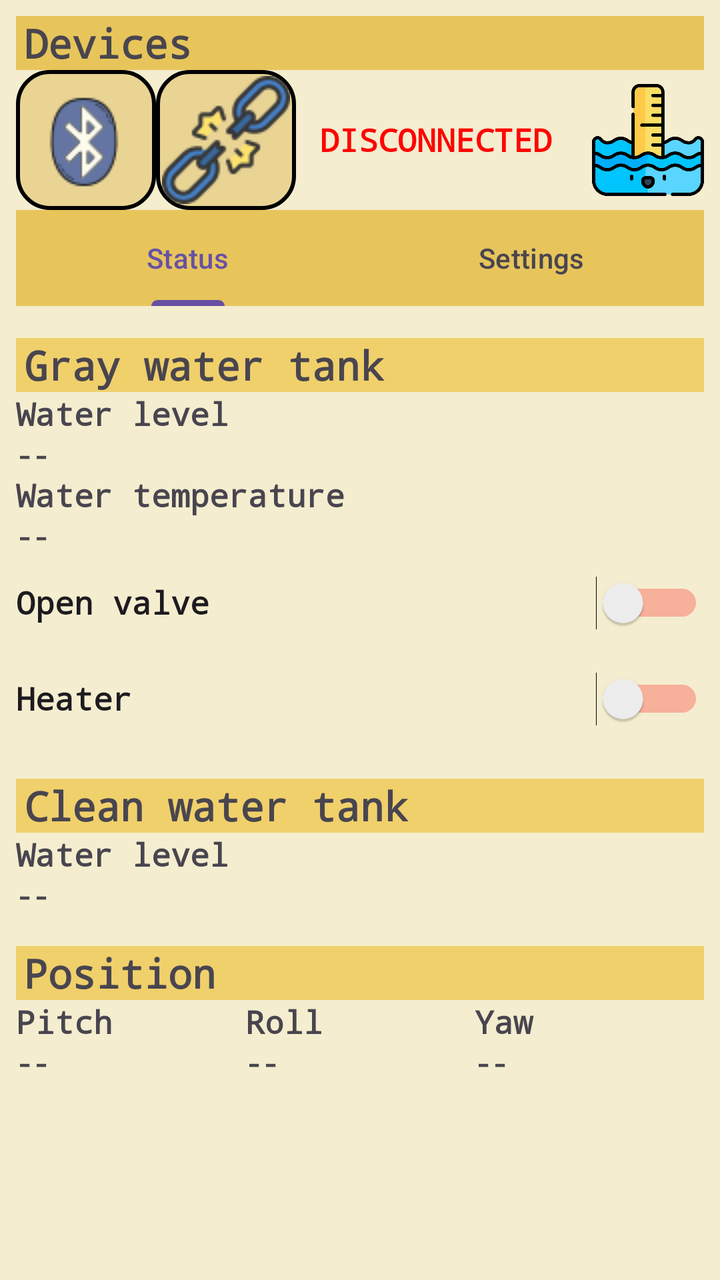
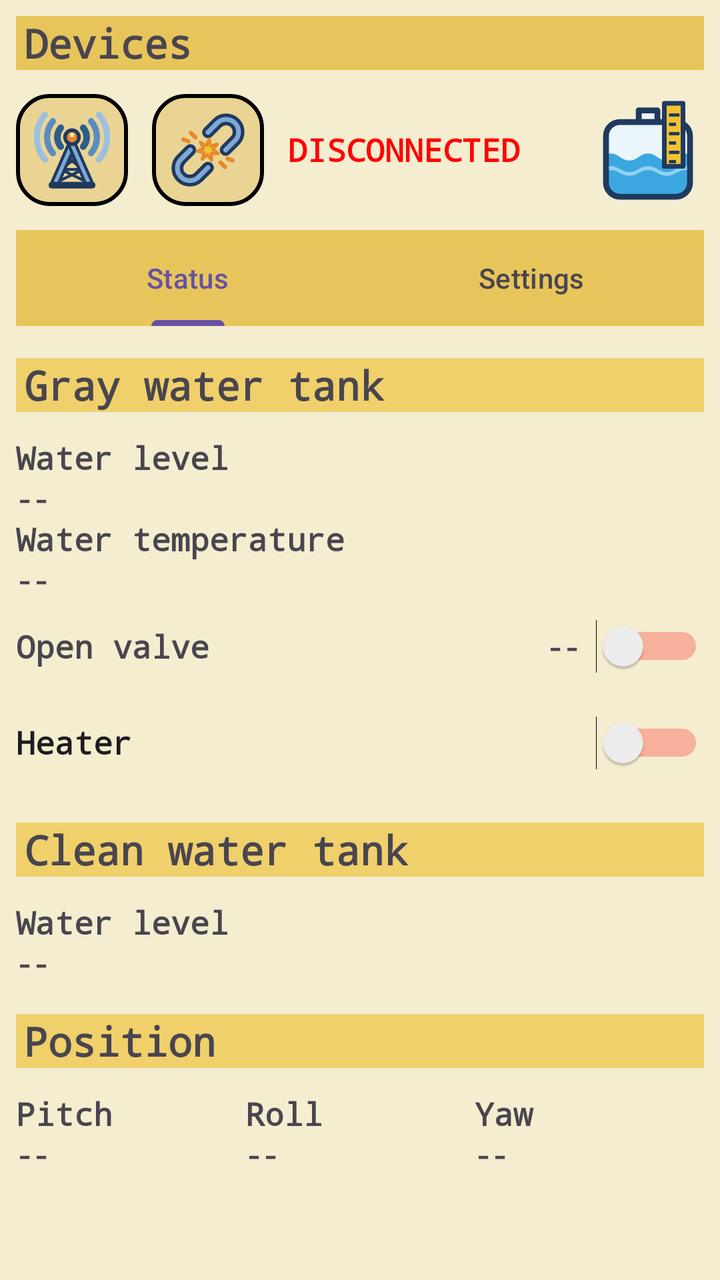

Compare the two renders of this Android layout. The source of the first and the diff that turns it into the second are given below.
<!-- AndroidManifest.xml: application theme Theme.TankManager -->
<!-- res/layout/activity_main.xml -->
<?xml version="1.0" encoding="utf-8"?>
<LinearLayout xmlns:android="http://schemas.android.com/apk/res/android"
    xmlns:app="http://schemas.android.com/apk/res-auto"
    xmlns:tools="http://schemas.android.com/tools"
    android:id="@+id/main"
    android:layout_width="match_parent"
    android:layout_height="match_parent"
    android:background="#F4EDCF"
    android:orientation="vertical"
    tools:context=".MainActivity">

    <LinearLayout
        android:layout_width="match_parent"
        android:layout_height="wrap_content"
        android:layout_marginHorizontal="8dp"
        android:layout_marginTop="8dp"
        android:orientation="vertical">

        <TextView
            style="@style/SectionTitle"
            android:background="#E7C55B"
            android:text="@string/devices" />

        <LinearLayout
            android:layout_width="match_parent"
            android:layout_height="70dp"
            android:gravity="center_vertical"
            android:orientation="horizontal">

            <ImageButton
                android:id="@+id/bluetootl_list_btn"
                android:layout_width="70dp"
                android:layout_height="match_parent"
                android:background="@drawable/round_corners"
                android:contentDescription="@string/device_list"
                android:onClick="openBTList"
                app:srcCompat="@drawable/bluetooth" />

            <ImageButton
                android:id="@+id/break_connection_btn"
                android:layout_width="70dp"
                android:layout_height="match_parent"
                android:background="@drawable/round_corners"
                android:contentDescription="@string/disconnect"
                android:onClick="breakBTConnection"
                app:srcCompat="@drawable/broken_link" />

            <TextView
                android:id="@+id/connection_txt"
                style="@style/Label"
                android:layout_width="0dp"
                android:layout_marginStart="12dp"
                android:layout_weight="1"
                android:text="@string/disconnected"
                android:textColor="#FF0303" />

            <ImageView
                android:layout_width="56dp"
                android:layout_height="56dp"
                android:contentDescription="@string/app_name"
                app:srcCompat="@drawable/water_level" />
        </LinearLayout>
    </LinearLayout>

    <com.google.android.material.tabs.TabLayout
        android:id="@+id/tab_layout"
        android:layout_width="match_parent"
        android:layout_height="wrap_content"
        android:layout_marginHorizontal="8dp"
        android:background="#E7C55B">

        <com.google.android.material.tabs.TabItem
            android:layout_width="wrap_content"
            android:layout_height="wrap_content"
            android:text="@string/tab_status" />

        <com.google.android.material.tabs.TabItem
            android:layout_width="wrap_content"
            android:layout_height="wrap_content"
            android:text="@string/tab_settings" />
    </com.google.android.material.tabs.TabLayout>

    <ScrollView
        android:layout_width="match_parent"
        android:layout_height="0dp"
        android:layout_weight="1"
        android:fillViewport="true">

        <FrameLayout
            android:layout_width="match_parent"
            android:layout_height="wrap_content"
            android:paddingHorizontal="8dp"
            android:paddingBottom="16dp">

            <LinearLayout
                android:id="@+id/status_group"
                android:layout_width="match_parent"
                android:layout_height="wrap_content"
                android:orientation="vertical">

                <TextView
                    style="@style/SectionTitle"
                    android:layout_marginTop="16dp"
                    android:text="@string/gray_water_tank" />

                <TextView
                    style="@style/Label"
                    android:text="@string/water_level" />

                <TextView
                    android:id="@+id/gray_water_lvl_txt"
                    style="@style/Value"
                    android:text="@string/no_value" />

                <TextView
                    style="@style/Label"
                    android:text="@string/water_temperature" />

                <TextView
                    android:id="@+id/gray_water_lvl_temp"
                    style="@style/Value"
                    android:text="@string/no_value" />

                <Switch
                    android:id="@+id/open_valve_switch"
                    style="@style/Label"
                    android:layout_height="48dp"
                    android:text="@string/open_valve"
                    android:trackTint="#FF0000" />

                <Switch
                    android:id="@+id/heate_on_light"
                    style="@style/Label"
                    android:layout_height="48dp"
                    android:clickable="false"
                    android:focusable="false"
                    android:text="@string/heater"
                    android:trackTint="#FF0000" />

                <TextView
                    style="@style/SectionTitle"
                    android:layout_marginTop="16dp"
                    android:text="@string/clean_water_tank" />

                <TextView
                    style="@style/Label"
                    android:text="@string/water_level" />

                <TextView
                    android:id="@+id/clean_water_lvl_txt"
                    style="@style/Value"
                    android:text="@string/no_value" />

                <TextView
                    style="@style/SectionTitle"
                    android:layout_marginTop="16dp"
                    android:text="@string/position" />

                <LinearLayout
                    android:layout_width="match_parent"
                    android:layout_height="wrap_content"
                    android:baselineAligned="false"
                    android:orientation="horizontal">

                    <LinearLayout
                        android:layout_width="0dp"
                        android:layout_height="wrap_content"
                        android:layout_weight="1"
                        android:orientation="vertical">

                        <TextView
                            style="@style/Label"
                            android:text="@string/pitch" />

                        <TextView
                            android:id="@+id/pitch_num"
                            style="@style/Value"
                            android:text="@string/no_value" />
                    </LinearLayout>

                    <LinearLayout
                        android:layout_width="0dp"
                        android:layout_height="wrap_content"
                        android:layout_weight="1"
                        android:orientation="vertical">

                        <TextView
                            style="@style/Label"
                            android:text="@string/roll" />

                        <TextView
                            android:id="@+id/roll_num"
                            style="@style/Value"
                            android:text="@string/no_value" />
                    </LinearLayout>

                    <LinearLayout
                        android:layout_width="0dp"
                        android:layout_height="wrap_content"
                        android:layout_weight="1"
                        android:orientation="vertical">

                        <TextView
                            style="@style/Label"
                            android:text="@string/yaw" />

                        <TextView
                            android:id="@+id/yaw_num"
                            style="@style/Value"
                            android:text="@string/no_value" />
                    </LinearLayout>
                </LinearLayout>
            </LinearLayout>

            <LinearLayout
                android:id="@+id/settings_layout"
                android:layout_width="match_parent"
                android:layout_height="wrap_content"
                android:orientation="vertical"
                android:visibility="gone">

                <TextView
                    style="@style/SectionTitle"
                    android:layout_marginTop="16dp"
                    android:text="@string/settings_gray_tank" />

                <Switch
                    android:id="@+id/buzzer_switch"
                    style="@style/Label"
                    android:layout_height="48dp"
                    android:text="@string/settings_buzzer" />

                <TextView
                    android:id="@+id/gray_threshold_label"
                    style="@style/Label"
                    android:layout_marginTop="8dp" />

                <SeekBar
                    android:id="@+id/gray_threshold_seek"
                    android:layout_width="match_parent"
                    android:layout_height="48dp"
                    android:max="10" />

                <TextView
                    style="@style/SectionTitle"
                    android:layout_marginTop="16dp"
                    android:text="@string/settings_heating" />

                <Switch
                    android:id="@+id/auto_heating_switch"
                    style="@style/Label"
                    android:layout_height="48dp"
                    android:text="@string/settings_auto_heating" />

                <TextView
                    android:id="@+id/heating_threshold_label"
                    style="@style/Label"
                    android:layout_marginTop="8dp" />

                <SeekBar
                    android:id="@+id/heating_threshold_seek"
                    android:layout_width="match_parent"
                    android:layout_height="48dp"
                    android:max="4" />
            </LinearLayout>
        </FrameLayout>
    </ScrollView>
</LinearLayout>
<!-- resources referenced by this layout -->
<resources>
  <!-- drawable bluetooth: png bitmap (drawable, 1836 bytes) -->
  <!-- drawable broken_link: png bitmap (drawable, 4077 bytes) -->
  <!-- drawable round_corners (drawable) -->
  <?xml version="1.0" encoding="utf-8"?>
  <shape xmlns:android="http://schemas.android.com/apk/res/android">
      <solid android:color="#E9D494" />
      <corners android:radius="16dp" />
      <stroke android:width="2dp" />
  
  </shape>
  <!-- drawable water_level: png bitmap (drawable, 26072 bytes) -->
  <string name="app_name">Tank Manager</string>
  <string name="clean_water_tank">Clean water tank</string>
  <string name="device_list">Bluetooth devices</string>
  <string name="devices">Devices</string>
  <string name="disconnect">Disconnect</string>
  <string name="disconnected">DISCONNECTED</string>
  <string name="gray_water_tank">Gray water tank</string>
  <string name="heater">Heater</string>
  <string name="no_value">--</string>
  <string name="open_valve">Open valve</string>
  <string name="pitch">Pitch</string>
  <string name="position">Position</string>
  <string name="roll">Roll</string>
  <string name="settings_auto_heating">Auto-heating</string>
  <string name="settings_buzzer">Buzzer alarm</string>
  <string name="settings_gray_tank">Gray water tank</string>
  <string name="settings_heating">Heating</string>
  <string name="tab_settings">Settings</string>
  <string name="tab_status">Status</string>
  <string name="water_level">Water level</string>
  <string name="water_temperature">Water temperature</string>
  <string name="yaw">Yaw</string>
  <style name="Label">
          <item name="android:layout_width">match_parent</item>
          <item name="android:layout_height">wrap_content</item>
          <item name="android:fontFamily">monospace</item>
          <item name="android:textSize">16sp</item>
          <item name="android:textStyle">bold</item>
      </style>
  <style name="SectionTitle">
          <item name="android:layout_width">match_parent</item>
          <item name="android:layout_height">wrap_content</item>
          <item name="android:background">#F0D06B</item>
          <item name="android:fontFamily">monospace</item>
          <item name="android:textSize">20sp</item>
          <item name="android:textStyle">bold</item>
          <item name="android:paddingStart">4dp</item>
          <item name="android:paddingEnd">4dp</item>
      </style>
  <style name="Value">
          <item name="android:layout_width">match_parent</item>
          <item name="android:layout_height">wrap_content</item>
          <item name="android:fontFamily">monospace</item>
          <item name="android:textSize">14sp</item>
          <item name="android:textStyle">bold</item>
      </style>
  <style name="Theme.TankManager" parent="Base.Theme.TankManager" />
  <style name="Base.Theme.TankManager" parent="Theme.Material3.Light.NoActionBar" />
</resources>

<!-- the commit's change to res/layout/activity_main.xml (unified diff, before → after) -->
@@ -21,29 +21,36 @@
             android:background="#E7C55B"
             android:text="@string/devices" />
 
+        
         <LinearLayout
             android:layout_width="match_parent"
-            android:layout_height="70dp"
+            android:layout_height="wrap_content"
+            android:layout_marginVertical="12dp"
             android:gravity="center_vertical"
             android:orientation="horizontal">
 
             <ImageButton
                 android:id="@+id/bluetootl_list_btn"
-                android:layout_width="70dp"
-                android:layout_height="match_parent"
+                android:layout_width="56dp"
+                android:layout_height="56dp"
                 android:background="@drawable/round_corners"
                 android:contentDescription="@string/device_list"
                 android:onClick="openBTList"
-                app:srcCompat="@drawable/bluetooth" />
+                android:padding="6dp"
+                android:scaleType="fitCenter"
+                app:srcCompat="@drawable/ic_devices" />
 
             <ImageButton
                 android:id="@+id/break_connection_btn"
-                android:layout_width="70dp"
-                android:layout_height="match_parent"
+                android:layout_width="56dp"
+                android:layout_height="56dp"
+                android:layout_marginStart="12dp"
                 android:background="@drawable/round_corners"
+                android:padding="6dp"
+                android:scaleType="fitCenter"
                 android:contentDescription="@string/disconnect"
                 android:onClick="breakBTConnection"
-                app:srcCompat="@drawable/broken_link" />
+                app:srcCompat="@drawable/ic_disconnect" />
 
             <TextView
                 android:id="@+id/connection_txt"
@@ -58,7 +65,7 @@
                 android:layout_width="56dp"
                 android:layout_height="56dp"
                 android:contentDescription="@string/app_name"
-                app:srcCompat="@drawable/water_level" />
+                app:srcCompat="@drawable/ic_logo" />
         </LinearLayout>
     </LinearLayout>
 
@@ -105,6 +112,7 @@
 
                 <TextView
                     style="@style/Label"
+                    android:layout_marginTop="12dp"
                     android:text="@string/water_level" />
 
                 <TextView
@@ -121,12 +129,35 @@
                     style="@style/Value"
                     android:text="@string/no_value" />
 
-                <Switch
-                    android:id="@+id/open_valve_switch"
-                    style="@style/Label"
-                    android:layout_height="48dp"
-                    android:text="@string/open_valve"
-                    android:trackTint="#FF0000" />
+                
+                <LinearLayout
+                    android:layout_width="match_parent"
+                    android:layout_height="48dp"
+                    android:gravity="center_vertical"
+                    android:orientation="horizontal">
+
+                    <TextView
+                        style="@style/Label"
+                        android:layout_width="wrap_content"
+                        android:labelFor="@id/open_valve_switch"
+                        android:text="@string/open_valve" />
+
+                    <TextView
+                        android:id="@+id/valve_state_txt"
+                        style="@style/Value"
+                        android:layout_width="0dp"
+                        android:layout_weight="1"
+                        android:layout_marginHorizontal="8dp"
+                        android:gravity="end"
+                        android:text="@string/no_value" />
+
+                    <Switch
+                        android:id="@+id/open_valve_switch"
+                        android:layout_width="wrap_content"
+                        android:layout_height="wrap_content"
+                        android:contentDescription="@string/open_valve"
+                        android:trackTint="#FF0000" />
+                </LinearLayout>
 
                 <Switch
                     android:id="@+id/heate_on_light"
@@ -144,6 +175,7 @@
 
                 <TextView
                     style="@style/Label"
+                    android:layout_marginTop="12dp"
                     android:text="@string/water_level" />
 
                 <TextView
@@ -159,6 +191,7 @@
                 <LinearLayout
                     android:layout_width="match_parent"
                     android:layout_height="wrap_content"
+                    android:layout_marginTop="12dp"
                     android:baselineAligned="false"
                     android:orientation="horizontal">
 
<!-- resource entries referenced after the edit -->
@@ -1,7 +1,8 @@
 <!-- resources referenced by this layout -->
 <resources>
-  <!-- drawable bluetooth: png bitmap (drawable, 1836 bytes) -->
-  <!-- drawable broken_link: png bitmap (drawable, 4077 bytes) -->
+  <!-- drawable ic_devices: vector/xml drawable (drawable, 3380 chars, omitted) -->
+  <!-- drawable ic_disconnect: vector/xml drawable (drawable, 2119 chars, omitted) -->
+  <!-- drawable ic_logo: vector/xml drawable (drawable, 3000 chars, omitted) -->
   <!-- drawable round_corners (drawable) -->
   <?xml version="1.0" encoding="utf-8"?>
   <shape xmlns:android="http://schemas.android.com/apk/res/android">
@@ -10,7 +11,6 @@
       <stroke android:width="2dp" />
   
   </shape>
-  <!-- drawable water_level: png bitmap (drawable, 26072 bytes) -->
   <string name="app_name">Tank Manager</string>
   <string name="clean_water_tank">Clean water tank</string>
   <string name="device_list">Bluetooth devices</string>
